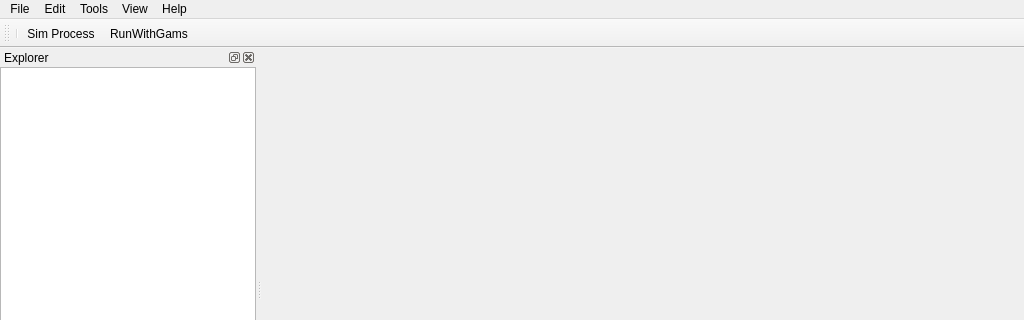
Before: the Qt Designer form src/mainwindow.ui in GAMS-dev/studio, drawn with Qt 5; both pictures show x 0 to 1024 and y 0 to 320 of the 1024 by 768 pixel window.
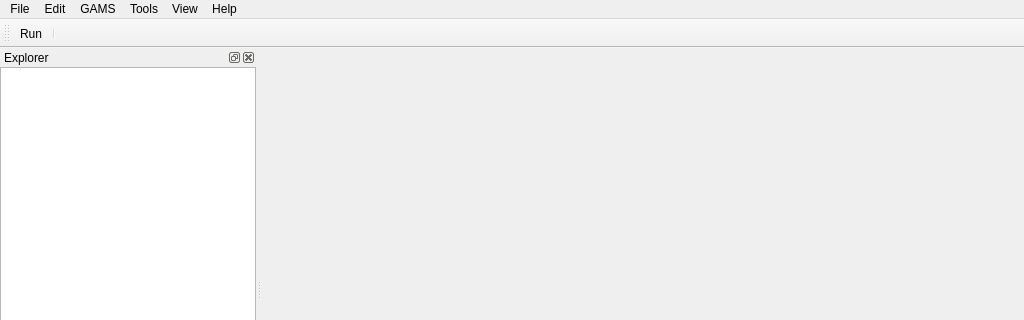
After: the same form once the commit is applied. Icons and pictures are not drawn.

Commit message: GAMS run action

```diff
--- a/src/mainwindow.ui
+++ b/src/mainwindow.ui
@@ -154,8 +154,15 @@
     <addaction name="actionAbout"/>
     <addaction name="actionAbout_Qt"/>
    </widget>
+   <widget class="QMenu" name="menu_GAMs">
+    <property name="title">
+     <string>GAMS</string>
+    </property>
+    <addaction name="actionRun"/>
+   </widget>
    <addaction name="menuFile"/>
    <addaction name="menuEdit"/>
+   <addaction name="menu_GAMs"/>
    <addaction name="menuTools"/>
    <addaction name="menuView"/>
    <addaction name="menuHelp"/>
@@ -179,9 +186,8 @@
    <attribute name="toolBarBreak">
     <bool>false</bool>
    </attribute>
+   <addaction name="actionRun"/>
    <addaction name="separator"/>
-   <addaction name="actionSim_Process"/>
-   <addaction name="actionRunWithGams"/>
   </widget>
   <widget class="QStatusBar" name="statusBar">
    <property name="mouseTracking">
@@ -457,19 +463,16 @@
     <string>GAMS Library Explorer</string>
    </property>
   </action>
-  <action name="actionRunWithGams">
+  <action name="actionRun">
    <property name="icon">
     <iconset resource="icons/icons.qrc">
      <normaloff>:/img/play</normaloff>:/img/play</iconset>
    </property>
    <property name="text">
-    <string>RunWithGams</string>
-   </property>
-   <property name="toolTip">
-    <string>Runs currently selected file with GAMS</string>
+    <string>Run</string>
    </property>
    <property name="shortcut">
-    <string>Ctrl+R</string>
+    <string>F9</string>
    </property>
   </action>
  </widget>
```
The commit also changes 2 other files.
